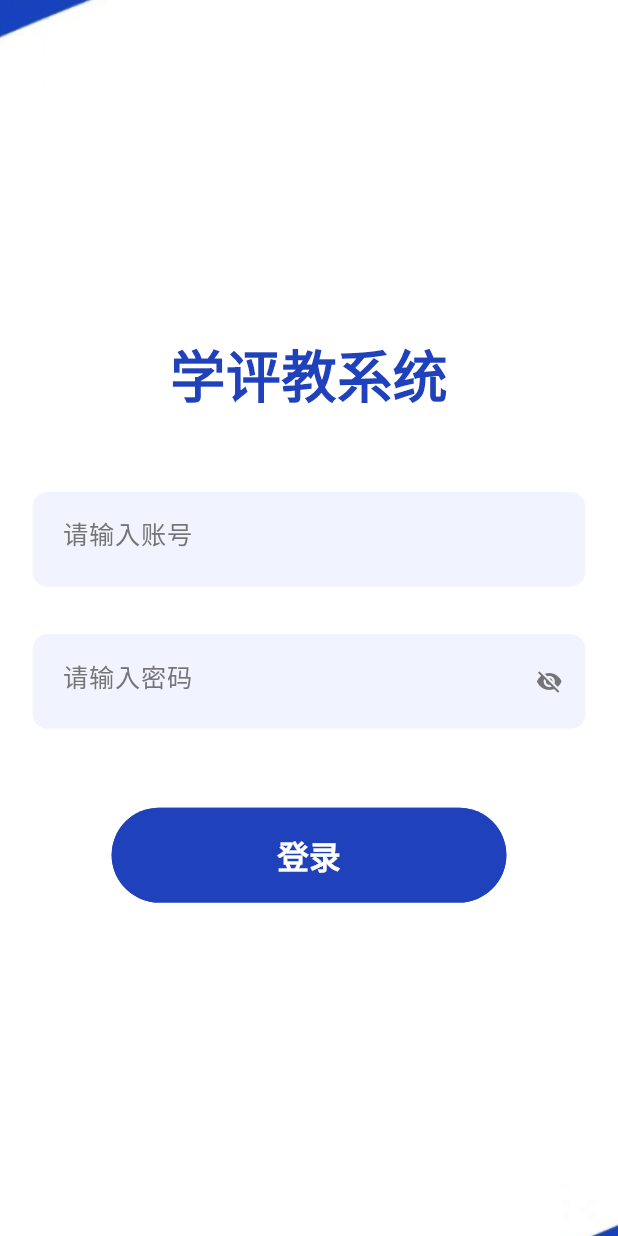
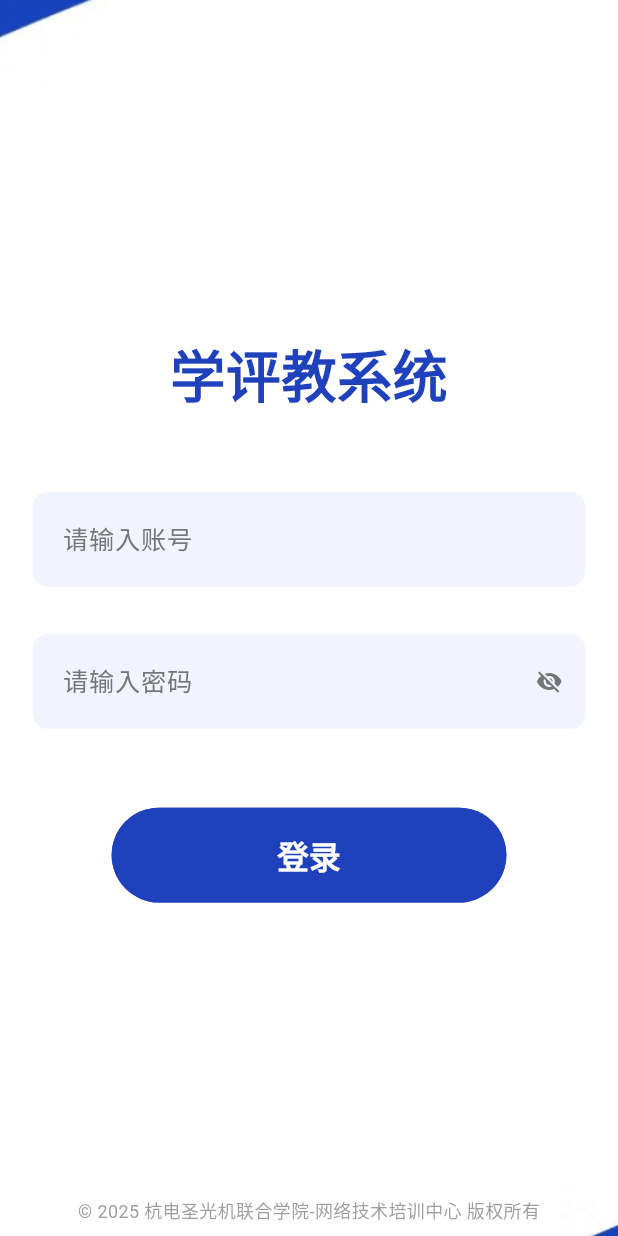
Before and after one commit to Ice-Programmer/teaching_evaluation_app, a Flutter app: the LoginPage screen opened by its route, on a phone screen of 412 x 824 dp. Run offline on Flutter 3.47's test engine with Material 3 defaults, Android fonts, the phone set to English and light mode, and no system bars; our stand-ins replace delightful_toast, dio, flutter_screenutil, go_router, line_icons, shared_preferences; accounts and stored records are empty.

Commit message:
login page basic

```diff
--- /dev/null
+++ b/lib/components/copyright_footer.dart
@@ -0,0 +1,23 @@
+import 'package:flutter/material.dart';
+
+/// 版权信息组件
+class CopyrightFooter extends StatelessWidget {
+  const CopyrightFooter({super.key});
+
+  @override
+  Widget build(BuildContext context) {
+    return Container(
+      padding: const EdgeInsets.symmetric(vertical: 8.0),
+      color: Colors.transparent,
+      child: Text(
+        '© ${DateTime.now().year} 杭电圣光机联合学院-网络技术培训中心 版权所有',
+        style: TextStyle(
+          fontSize: 12,
+          color: Theme.of(
+            context,
+          ).colorScheme.inversePrimary.withValues(alpha: 0.7),
+        ),
+      ),
+    );
+  }
+}
--- a/lib/components/custom_input.dart
+++ b/lib/components/custom_input.dart
@@ -40,32 +40,43 @@ class CustomInput extends StatefulWidget {
 class _CustomInputState extends State<CustomInput> {
   // 控制密码可见性
   bool _obscureText = true;
+  // 是否显示错误
+  bool _hasError = false;
+  // 错误信息
+  String? _errorMessage;
 
   @override
   Widget build(BuildContext context) {
-    return Container(
+    return Column(
+      crossAxisAlignment: CrossAxisAlignment.start,
+      children: [
+        Container(
           alignment: Alignment.center,
           height: widget.height,
           width: widget.width,
           decoration: BoxDecoration(
-        color:
-            widget.backgroundColor ?? Theme.of(context).colorScheme.secondary,
+            color: widget.backgroundColor ?? Theme.of(context).colorScheme.secondary,
             borderRadius: BorderRadius.circular(widget.borderRadius),
+            border: _hasError
+                ? Border.all(color: Colors.red, width: 1.5)
+                : null,
           ),
           child: TextFormField(
             maxLines: widget.maxLines,
             textAlignVertical: TextAlignVertical.center,
             obscureText: widget.isPassword ? _obscureText : false,
-        // 是否隐藏文本
             style: TextStyle(
               fontSize: widget.fontSize,
               color: Theme.of(context).colorScheme.inversePrimary,
+              height: 1.0, // 固定行高
             ),
+            // 确保输入框高度固定
+            minLines: widget.maxLines,
             decoration: InputDecoration(
               isDense: true,
               contentPadding: EdgeInsets.symmetric(
                 horizontal: widget.horizontalPadding,
-            vertical: (widget.height - widget.fontSize) / 2, // 动态居中
+                vertical: (widget.height - widget.fontSize) / 2, // 动态计算垂直内边距使文本居中
               ),
               border: InputBorder.none,
               hintStyle: TextStyle(
@@ -92,10 +103,38 @@ class _CustomInputState extends State<CustomInput> {
                         },
                       )
                       : null,
+              // 完全移除错误样式的影响
+              errorStyle: const TextStyle(height: 0, fontSize: 0),
+              // 禁用错误文本容器
+              errorMaxLines: 0,
             ),
             onChanged: widget.onChanged,
-        validator: widget.validator,
+            validator: (value) {
+              if (widget.validator != null) {
+                final error = widget.validator!(value);
+                setState(() {
+                  _hasError = error != null;
+                  _errorMessage = error;
+                });
+                // 返回null，不使用Flutter内置的错误显示
+                return null;
+              }
+              return null;
+            },
           ),
+         ),
+         if (_hasError && _errorMessage != null)
+           Padding(
+             padding: const EdgeInsets.only(top: 5.0, left: 10.0),
+             child: Text(
+               _errorMessage!,
+               style: TextStyle(
+                 color: Colors.red,
+                 fontSize: widget.fontSize * 0.8,
+               ),
+             ),
+           ),
+       ],
      );
   }
 }
--- /dev/null
+++ b/lib/model/login/user_login_request.dart
@@ -0,0 +1,10 @@
+class UserLoginRequest {
+  String? userAccount;
+  String? userPassword;
+
+  UserLoginRequest({this.userAccount, this.userPassword});
+
+  Map<String, dynamic> toJson() {
+    return {'userAccount': userAccount, 'userPassword': userPassword};
+  }
+}
--- a/lib/pages/login/login_page.dart
+++ b/lib/pages/login/login_page.dart
@@ -1,17 +1,18 @@
 import 'package:flutter/material.dart';
 import 'package:flutter_screenutil/flutter_screenutil.dart';
 import 'package:teaching_evaluation_app/common/assets.dart';
+import 'package:teaching_evaluation_app/components/copyright_footer.dart';
 import 'package:teaching_evaluation_app/components/custom_button.dart';
 import 'package:teaching_evaluation_app/components/custom_input.dart';
+import 'package:teaching_evaluation_app/model/login/user_login_request.dart';
+import 'package:teaching_evaluation_app/utils/toast_util.dart';
 
-class LoginPage extends StatefulWidget {
-  const LoginPage({super.key});
+class LoginPage extends StatelessWidget {
+  LoginPage({super.key});
 
-  @override
-  State<LoginPage> createState() => _LoginPageState();
-}
+  final UserLoginRequest _userLoginRequest = UserLoginRequest();
+  final _formKey = GlobalKey<FormState>();
 
-class _LoginPageState extends State<LoginPage> {
   @override
   Widget build(BuildContext context) {
     return Scaffold(
@@ -27,7 +28,7 @@ class _LoginPageState extends State<LoginPage> {
             child: Column(
               mainAxisAlignment: MainAxisAlignment.center,
               children: [
-                _getTitle(),
+                _getTitle(context),
 
                 50.verticalSpace,
 
@@ -35,16 +36,18 @@ class _LoginPageState extends State<LoginPage> {
 
                 50.verticalSpace,
 
-                _getLoginButton(),
+                _getLoginButton(context),
               ],
             ),
           ),
+
+          Align(alignment: Alignment.bottomCenter, child: CopyrightFooter()),
         ],
       ),
     );
   }
 
-  Widget _getTitle() {
+  Widget _getTitle(BuildContext context) {
     return Row(
       mainAxisAlignment: MainAxisAlignment.center,
       children: [
@@ -61,7 +64,9 @@ class _LoginPageState extends State<LoginPage> {
   }
 
   Widget _getInputFields() {
-    return Column(
+    return Form(
+      key: _formKey,
+      child: Column(
         children: [
           // 账号输入框
           CustomInput(
@@ -69,6 +74,14 @@ class _LoginPageState extends State<LoginPage> {
             height: 60.h,
             hintText: "请输入账号",
             fontSize: 16.sp,
+            onChanged:
+                (userAccount) => _userLoginRequest.userAccount = userAccount,
+            validator: (value) {
+              if (value == null || value.isEmpty) {
+                return '请输入账号！';
+              }
+              return null;
+            },
           ),
 
           30.verticalSpace,
@@ -80,16 +93,27 @@ class _LoginPageState extends State<LoginPage> {
             hintText: "请输入密码",
             isPassword: true,
             fontSize: 16.sp,
+            onChanged:
+                (userPassword) => _userLoginRequest.userPassword = userPassword,
+            validator: (value) {
+              if (value == null || value.isEmpty) {
+                return '请输入密码！';
+              }
+              return null;
+            },
           ),
         ],
+      ),
     );
   }
 
-  Widget _getLoginButton() {
+  Widget _getLoginButton(BuildContext context) {
     return CustomButton(
       title: "登录",
       onPressed: () {
-        // _handleLogin(context);
+        if (_formKey.currentState?.validate() ?? false) {
+          _handleLogin(context);
+        }
       },
       backgroundColor: Theme.of(context).colorScheme.primary,
       textColor: Colors.white,
@@ -100,4 +124,18 @@ class _LoginPageState extends State<LoginPage> {
       fontSize: 20.sp,
     );
   }
+
+  /// 处理登录逻辑
+  Future<void> _handleLogin(BuildContext context) async {
+    // TokenVO tokenVO =
+    //     await _authService.userPasswordLogin(_userPasswordLoginRequest);
+    // 存储 token
+    // String token = tokenVO.accessToken;
+    // StoreUtil.saveToken(token);
+    // LogUtils.println('登录成功，存储 token：$token');
+    // ToastUtils.showSuccessMsg("登录成功！");
+    // context.go("/forum");
+
+    ToastUtils.showInfoMsg(_userLoginRequest.toJson().toString());
   }
+}
--- a/lib/pages/welcome_page.dart
+++ b/lib/pages/welcome_page.dart
@@ -10,10 +10,6 @@ class WelcomePage extends StatefulWidget {
 class _WelcomePageState extends State<WelcomePage> {
   @override
   Widget build(BuildContext context) {
-    return Center(
-      child: Text(
-        "Welcome!"
-      ),
-    );
+    return Center(child: Text("Welcome!"));
   }
 }
--- a/lib/route/routes.dart
+++ b/lib/route/routes.dart
@@ -18,8 +18,7 @@ final GoRouter router = GoRouter(
     GoRoute(
       path: "/login",
       name: "登录页",
-      pageBuilder:
-          (context, state) => const NoTransitionPage(child: LoginPage()),
+      pageBuilder: (context, state) => NoTransitionPage(child: LoginPage()),
     ),
   ],
 );
```
Lines whose indentation alone changed are shown as unchanged.
